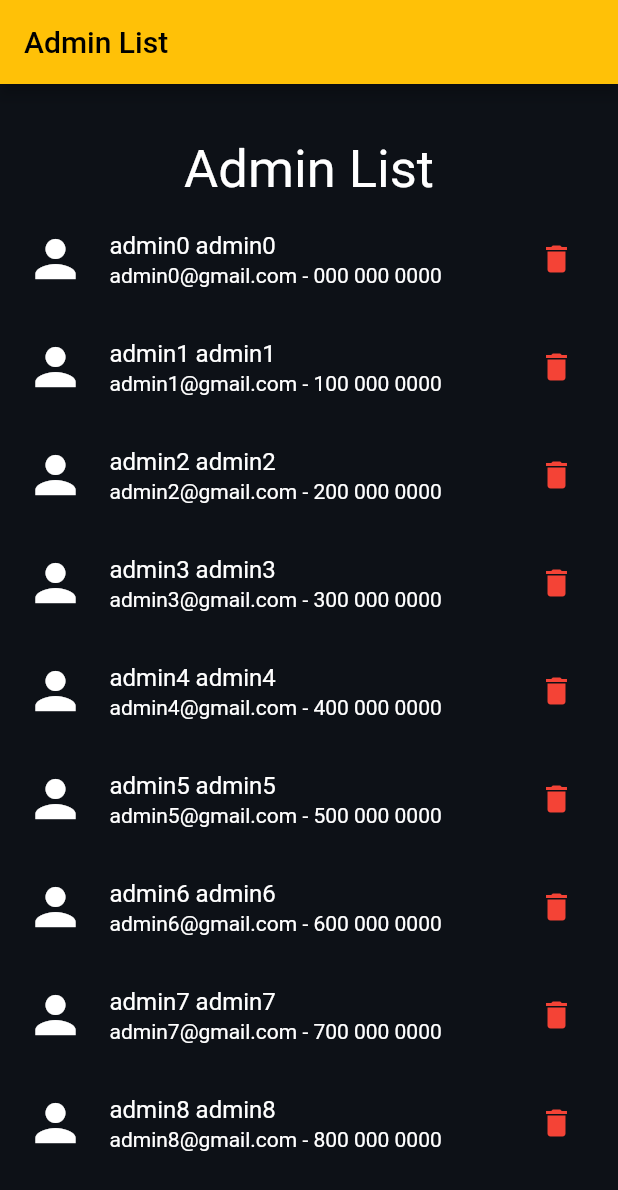
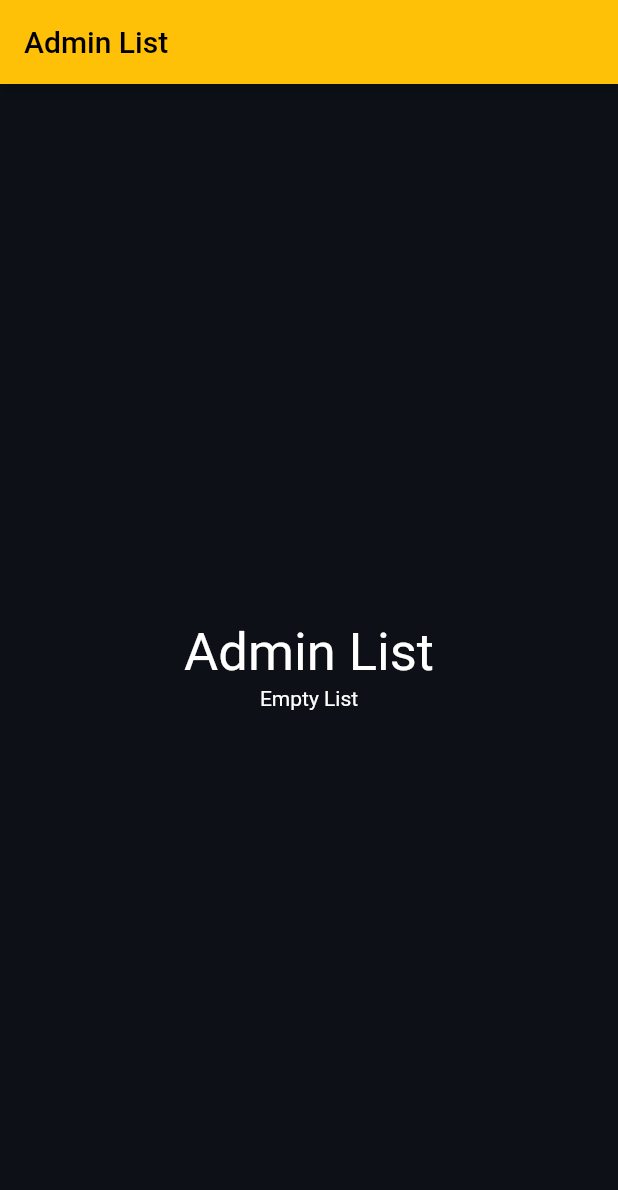
Before and after one commit to Kodluyoruz-Flutter-Bootcamp/week2-FatihBARACKILIC, a Flutter app: the AdminWidget screen opened directly, on a phone screen of 412 x 824 dp. Shown: the top 1190 px of the screen. Run offline on Flutter 3.47's test engine with Material 2 defaults, Android fonts, the phone set to English and light mode, and no system bars.

```diff
--- a/lib/main.dart
+++ b/lib/main.dart
@@ -30,6 +30,7 @@ class MovieApp extends StatefulWidget {
   State<StatefulWidget> createState() => _MovieAppState();
 }
 
+/// Ana ekran
 class _MovieAppState extends State<MovieApp> {
   @override
   Widget build(BuildContext context) {
@@ -51,6 +52,7 @@ class _MovieAppState extends State<MovieApp> {
             crossAxisAlignment: CrossAxisAlignment.center,
             mainAxisAlignment: MainAxisAlignment.center,
             children: <MenuButtons>[
+              /// Buton kodu çok ucun olduğu için widget olarak parçaladım.
               MenuButtons(
                 cb: () {
                   Navigator.push(
--- a/lib/models/admin.dart
+++ b/lib/models/admin.dart
@@ -3,6 +3,7 @@ import 'package:movie_app/enums/user_type.dart';
 import 'package:movie_app/models/bases/person.dart';
 import 'package:movie_app/models/member.dart';
 
+/// Admin modeli
 class Admin extends Person {
   Admin(
     super.firstName,
--- a/lib/models/bases/person.dart
+++ b/lib/models/bases/person.dart
@@ -7,7 +7,9 @@ import 'package:movie_app/models/member.dart';
 List<Admin> admins = <Admin>[];
 List<Member> members = <Member>[];
 
+/// Üye ve admin sayfaları bu class tarafından alınmıştır
 abstract class Person {
+  /// Her kayıtta otomatik id oluşturur
   final String _id = Random().nextInt(2147483648).toRadixString(32);
   String firstName;
   String lastName;
--- a/lib/models/bases/video.dart
+++ b/lib/models/bases/video.dart
@@ -7,7 +7,9 @@ import 'package:movie_app/models/series.dart';
 var movies = <Movie>[];
 var series = <Series>[];
 
+/// Dizi ve film sayfaları bu class tarafından alınmıştır
 class Video {
+  /// Her kayıtta otomatik id oluşturur
   final String _id = Random().nextInt(2147483648).toRadixString(32);
   String name;
   String summary;
--- a/lib/models/member.dart
+++ b/lib/models/member.dart
@@ -1,6 +1,7 @@
 import 'package:movie_app/enums/gender.dart';
 import 'package:movie_app/models/bases/person.dart';
 
+/// Üye modeli
 class Member extends Person {
   Member(
     super.firstName,
--- a/lib/models/movies.dart
+++ b/lib/models/movies.dart
@@ -1,5 +1,6 @@
 import 'package:movie_app/models/bases/video.dart';
 
+/// Film modeli
 class Movie extends Video {
   Movie(super.movieName, super.summary, super.categories);
 
--- a/lib/models/series.dart
+++ b/lib/models/series.dart
@@ -1,5 +1,6 @@
 import 'package:movie_app/models/bases/video.dart';
 
+/// Dizi modeli
 class Series extends Video {
   Series(super.movieName, super.summary, super.categories);
 
--- a/lib/screens/admin/admin.dart
+++ b/lib/screens/admin/admin.dart
@@ -4,6 +4,7 @@ import 'package:movie_app/enums/user_type.dart';
 import 'package:movie_app/models/admin.dart';
 import 'package:movie_app/screens/admin/admin_list.dart';
 
+/// Yeni adminlerin eklendiği sayfa
 class AdminScreen extends StatefulWidget {
   const AdminScreen({super.key});
 
--- a/lib/screens/admin/admin_list.dart
+++ b/lib/screens/admin/admin_list.dart
@@ -4,6 +4,7 @@ import 'package:movie_app/models/admin.dart';
 import 'package:movie_app/models/bases/person.dart';
 import 'package:movie_app/theme/theme.dart';
 
+/// Adminlerin listelendiği sayfa
 class AdminList extends StatelessWidget {
   const AdminList({super.key});
 
@@ -32,13 +33,14 @@ class _AdminWidgetState extends State<AdminWidget> {
   void initState() {
     super.initState();
 
-    if (admins.isEmpty) {
-      for (var i = 0; i < 30; i++) {
-        Admin admin = Admin("admin$i", "admin$i", "admin$i@gmail.com",
-            "${i}00 000 0000", UserType.admin);
-        admin.register();
-      }
-    }
+    /// Sayfa boş olduğunda otomatik olarak veri oluşturur
+    // if (admins.isEmpty) {
+    //   for (var i = 0; i < 30; i++) {
+    //     Admin admin = Admin("admin$i", "admin$i", "admin$i@gmail.com",
+    //         "${i}00 000 0000", UserType.admin);
+    //     admin.register();
+    //   }
+    // }
   }
 
   @override
@@ -105,6 +107,7 @@ class _AdminWidgetState extends State<AdminWidget> {
     );
   }
 
+  /// Popup detay sayfası
   Widget _detailPage(BuildContext context, Admin info) {
     return AlertDialog(
       backgroundColor: const Color.fromRGBO(13, 17, 23, 1),
--- a/lib/screens/member/member.dart
+++ b/lib/screens/member/member.dart
@@ -4,6 +4,7 @@ import 'package:movie_app/enums/user_type.dart';
 import 'package:movie_app/models/member.dart';
 import 'package:movie_app/screens/member/member_list.dart';
 
+/// Yeni üyelerin eklendiği sayfa
 class MemberScreen extends StatefulWidget {
   const MemberScreen({super.key});
 
--- a/lib/screens/member/member_list.dart
+++ b/lib/screens/member/member_list.dart
@@ -4,6 +4,7 @@ import 'package:movie_app/models/member.dart';
 import 'package:movie_app/models/bases/person.dart';
 import 'package:movie_app/theme/theme.dart';
 
+/// Üyelerin listelendiği sayfa
 class MemberList extends StatelessWidget {
   const MemberList({super.key});
 
@@ -31,13 +32,15 @@ class _MemberWidgetState extends State<MemberWidget> {
   @override
   void initState() {
     super.initState();
-    if (members.isEmpty) {
-      for (var i = 0; i < 30; i++) {
-        Member member = Member("member$i", "member$i", "member$i@gmail.com",
-            "${i}00 000 0000", UserType.member);
-        member.register();
-      }
-    }
+
+    /// Sayfa boş olduğunda otomatik olarak veri oluşturur
+    // if (members.isEmpty) {
+    //   for (var i = 0; i < 30; i++) {
+    //     Member member = Member("member$i", "member$i", "member$i@gmail.com",
+    //         "${i}00 000 0000", UserType.member);
+    //     member.register();
+    //   }
+    // }
   }
 
   @override
@@ -104,6 +107,7 @@ class _MemberWidgetState extends State<MemberWidget> {
     );
   }
 
+  /// Popup detay sayfası
   Widget _detailPage(BuildContext context, Member info) {
     return AlertDialog(
       backgroundColor: const Color.fromRGBO(13, 17, 23, 1),
--- a/lib/screens/movie/movie.dart
+++ b/lib/screens/movie/movie.dart
@@ -3,6 +3,7 @@ import 'package:movie_app/enums/genres.dart';
 import 'package:movie_app/models/movies.dart';
 import 'package:movie_app/screens/movie/movie_list.dart';
 
+/// Yeni filmlerin eklendiği sayfa
 class MovieScreen extends StatefulWidget {
   const MovieScreen({super.key});
 
--- a/lib/theme/theme.dart
+++ b/lib/theme/theme.dart
@@ -1,5 +1,7 @@
 import 'package:flutter/material.dart';
 
+/// Bazı sayfalara theme eklemem gerekti o yüzden onu da ThemeData geri dönen
+/// bir fonksiyona böldüm
 ThemeData theme(BuildContext context) {
   const Color darkColor = Color.fromRGBO(13, 17, 23, 1);
 
--- a/lib/widgets/menu_buttons.dart
+++ b/lib/widgets/menu_buttons.dart
@@ -1,5 +1,6 @@
 import 'package:flutter/material.dart';
 
+/// Ana ekrandaki button'un tasarımının oluştuğu sayfa
 class MenuButtons extends StatelessWidget {
   const MenuButtons({
     super.key,
```
Also changed, not shown: lib/screens/movie/movie_list.dart (+9 -6 lines).
